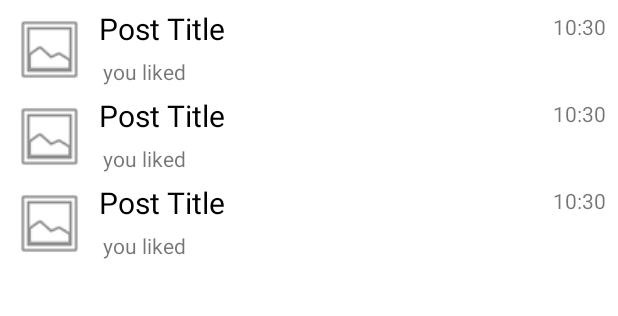
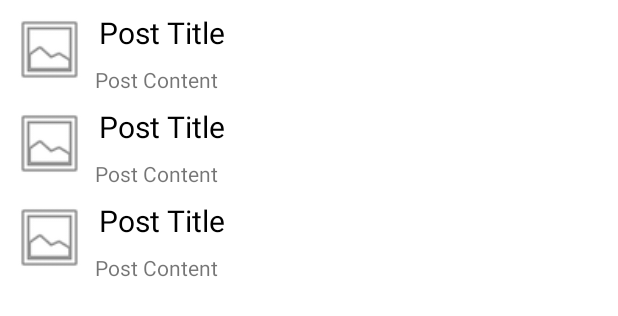
Before and after one commit to jhonyboy47/Civitas-Dei, an Android app: the layout fragment_feed.xml on its own in the app's theme, with its tools: preview values and no code run, on a phone screen of 412 x 824 dp. Shown: the top 316 px of the screen. Run offline under Robolectric (Android 15) with nearby library versions, the phone set to English and light mode, and no system bars.

Commit message:
Feed hooked up and running
Feed recycler view is now being updated through firebase with corresponding data XD.

```diff
--- a/app/src/main/java/com/csci448/malagon/civitasdei/MainActivity.kt
+++ b/app/src/main/java/com/csci448/malagon/civitasdei/MainActivity.kt
@@ -11,7 +11,7 @@ import androidx.navigation.ui.setupWithNavController
 import com.csci448.malagon.civitasdei.FBdata.Christian
 import com.csci448.malagon.civitasdei.FBdata.NODE_CHRISTIANS
 import com.csci448.malagon.civitasdei.databinding.ActivityMainBinding
-import com.google.android.gms.maps.SupportMapFragment
+//import com.google.android.gms.maps.SupportMapFragment
 import com.google.android.material.bottomnavigation.BottomNavigationView
 import com.google.firebase.auth.FirebaseAuth
 import com.google.firebase.database.FirebaseDatabase
--- a/app/src/main/java/com/csci448/malagon/civitasdei/ui/attendant_profile/AttendantProfileViewModel.kt
+++ b/app/src/main/java/com/csci448/malagon/civitasdei/ui/attendant_profile/AttendantProfileViewModel.kt
@@ -14,13 +14,18 @@ class AttendantProfileViewModel : ViewModel() {
     val result: LiveData<Exception?>
             get() = _result
 
+
+
     private val _christians = MutableLiveData<List<Christian>>()
     val christians: LiveData<List<Christian>>
         get() = _christians
 
+
+
     private val _christian = MutableLiveData<Christian>()
     val christian: LiveData<Christian>
         get() = _christian
+
 
 
     private val dbChristians = FirebaseDatabase.getInstance().getReference(NODE_CHRISTIANS)
--- a/app/src/main/java/com/csci448/malagon/civitasdei/ui/search/SearchFragment.kt
+++ b/app/src/main/java/com/csci448/malagon/civitasdei/ui/search/SearchFragment.kt
@@ -12,8 +12,8 @@ import androidx.fragment.app.commit
 import androidx.navigation.fragment.findNavController
 import com.csci448.malagon.civitasdei.R
 import com.csci448.malagon.civitasdei.databinding.FragmentSearchBinding
-import com.google.android.gms.maps.MapFragment
-import com.google.android.gms.maps.SupportMapFragment
+//import com.google.android.gms.maps.MapFragment
+//import com.google.android.gms.maps.SupportMapFragment
 import kotlinx.android.synthetic.main.activity_main.*
 
 /**
--- a/app/src/main/res/layout/fragment_feed.xml
+++ b/app/src/main/res/layout/fragment_feed.xml
@@ -8,6 +8,7 @@
 
 
     <androidx.recyclerview.widget.RecyclerView
+        app:layoutManager="androidx.recyclerview.widget.LinearLayoutManager"
         android:id="@+id/feed_recycler_view"
         android:layout_width="match_parent"
         android:layout_height="match_parent"
--- a/app/src/main/res/layout/list_profile_feed.xml
+++ b/app/src/main/res/layout/list_profile_feed.xml
@@ -8,7 +8,7 @@
     >
 
     <TextView
-        android:id="@+id/attendant_name_text_view"
+        android:id="@+id/post_title_tv"
         android:layout_width="match_parent"
         android:layout_height="match_parent"
         android:text="Post title"
@@ -17,9 +17,9 @@
     <TextView
         android:layout_width="match_parent"
         android:layout_height="wrap_content"
-        android:id="@+id/church_text_view"
+        android:id="@+id/post_content"
         android:text="action title"
-        app:layout_constraintTop_toBottomOf="@id/attendant_name_text_view"/>
+        app:layout_constraintTop_toBottomOf="@id/post_title_tv"/>
 
 
 </androidx.constraintlayout.widget.ConstraintLayout>
--- a/app/src/main/res/layout/recycler_view_item.xml
+++ b/app/src/main/res/layout/recycler_view_item.xml
@@ -7,7 +7,7 @@
     android:layout_height="wrap_content">
 
   <ImageView
-      android:id="@+id/imageView2"
+      android:id="@+id/post_picture"
       android:layout_width="50dp"
       android:layout_height="50dp"
       android:src="@android:drawable/ic_menu_gallery"
@@ -17,36 +17,36 @@
       android:layout_marginTop="8dp" />
 
   <TextView
-      android:id="@+id/attendant_name_text_view"
+      android:id="@+id/post_title_tv"
       android:layout_width="wrap_content"
       android:layout_height="wrap_content"
       android:text="Post Title"
       android:textSize="20sp"
       android:textColor="@android:color/black"
-      app:layout_constraintTop_toTopOf="@+id/imageView2"
-      app:layout_constraintStart_toEndOf="@+id/imageView2"
+      app:layout_constraintTop_toTopOf="@+id/post_picture"
+      app:layout_constraintStart_toEndOf="@+id/post_picture"
       android:layout_marginStart="8dp"
       android:layout_marginBottom="8dp"
-      app:layout_constraintBottom_toTopOf="@+id/church_text_view" />
+      app:layout_constraintBottom_toTopOf="@+id/post_content_tv" />
 
   <TextView
-      android:id="@+id/church_text_view"
-      android:layout_width="285dp"
-      android:layout_height="20dp"
-      android:text="you liked"
-      app:layout_constraintBottom_toBottomOf="@+id/imageView2"
-      app:layout_constraintStart_toEndOf="@+id/imageView2"
-      android:layout_marginStart="8dp"
+      android:id="@+id/post_content_tv"
+      android:layout_width="match_parent"
+      android:layout_height="wrap_content"
+      android:layout_marginStart="63dp"
+      android:layout_marginEnd="63dp"
+      android:text="Post Content"
+      app:layout_constraintBottom_toBottomOf="parent"
       app:layout_constraintEnd_toEndOf="parent"
-      android:layout_marginEnd="8dp"
-      app:layout_constraintHorizontal_bias="0.050" />
+      app:layout_constraintHorizontal_bias="0.050"
+      app:layout_constraintStart_toStartOf="parent" />
 
-  <TextView
-      android:id="@+id/profile_feed_time_text_view"
-      android:layout_width="wrap_content"
-      android:layout_height="wrap_content"
-      android:text="10:30"
-      app:layout_constraintTop_toTopOf="@+id/imageView2"
-      app:layout_constraintEnd_toEndOf="parent"
-      android:layout_marginEnd="8dp" />
+<!--  <TextView-->
+<!--      android:id="@+id/post_time_tv"-->
+<!--      android:layout_width="wrap_content"-->
+<!--      android:layout_height="wrap_content"-->
+<!--      android:text="10:30"-->
+<!--      app:layout_constraintTop_toTopOf="@+id/post_picture"-->
+<!--      app:layout_constraintEnd_toEndOf="parent"-->
+<!--      android:layout_marginEnd="8dp" />-->
 </androidx.constraintlayout.widget.ConstraintLayout>
```
Also changed, not shown: app/src/main/java/com/csci448/malagon/civitasdei/FBdata/Post.kt (+6 -3 lines), app/src/main/java/com/csci448/malagon/civitasdei/FBdata/queries/ChristianQuerees.kt (deleted, +0 -12 lines), app/src/main/java/com/csci448/malagon/civitasdei/FBdata/queries/ChurchQuerees.kt (deleted, +0 -90 lines), app/src/main/java/com/csci448/malagon/civitasdei/FBdata/queries/PostQuerees.kt (deleted, +0 -93 lines), app/src/main/java/com/csci448/malagon/civitasdei/ui/attendant_profile/AttendantProfileAdapter.kt (+14 -14 lines), app/src/main/java/com/csci448/malagon/civitasdei/ui/attendant_profile/AttendantProfileFragment.kt (+3 -5 lines), app/src/main/java/com/csci448/malagon/civitasdei/ui/attendant_profile/PostHolder.kt (deleted, +0 -17 lines), app/src/main/java/com/csci448/malagon/civitasdei/ui/feed/FeedAdapter.kt (+42 -1 lines), app/src/main/java/com/csci448/malagon/civitasdei/ui/feed/FeedFragment.kt (+19 -4 lines), app/src/main/java/com/csci448/malagon/civitasdei/ui/feed/FeedViewModel.kt (+56 -3 lines), app/src/main/res/layout/fragment_attendant_profile.xml (+4 -4 lines).
